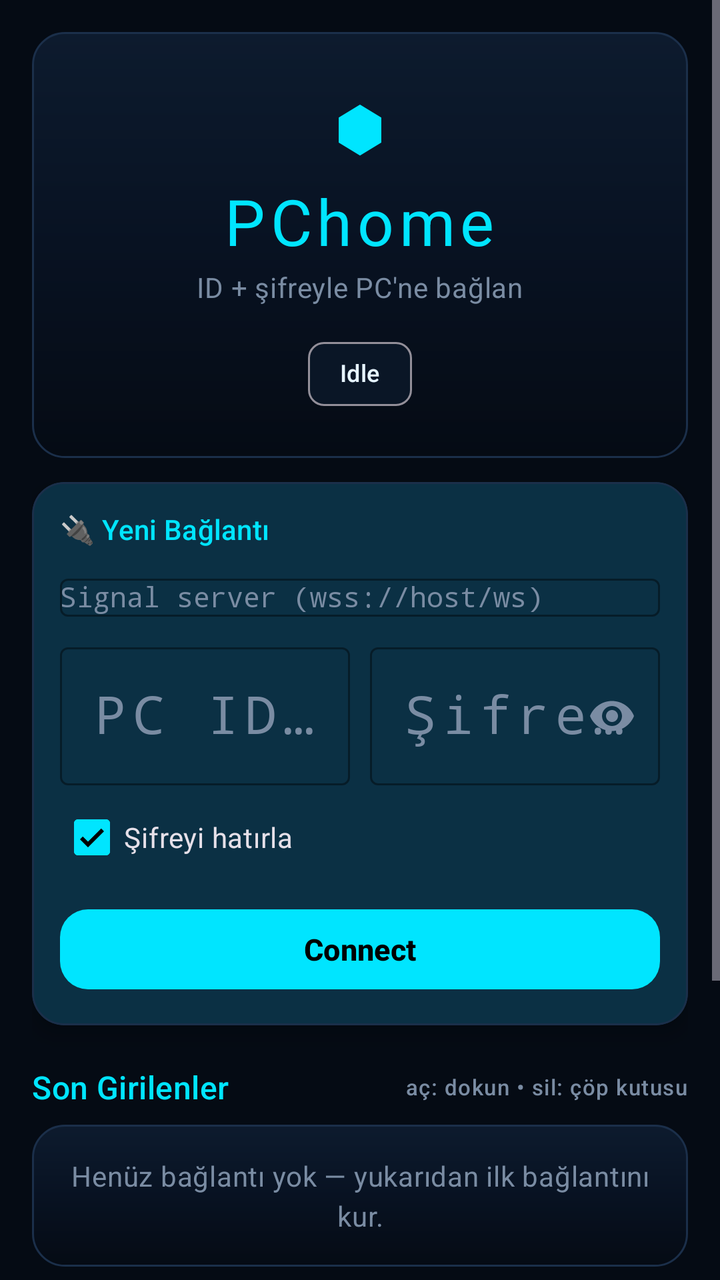
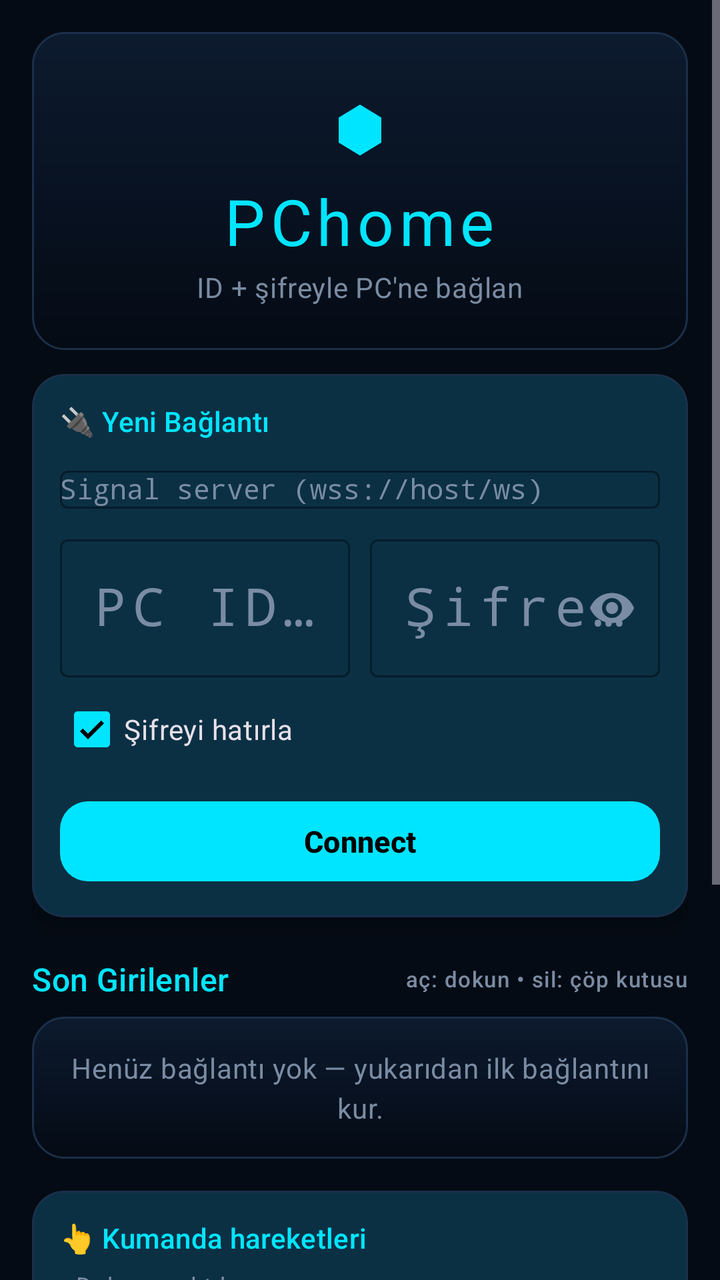

The first picture is an Android layout as it rendered before a commit; the second is the same layout after the commit. The layout source and the unified diff follow.
<!-- AndroidManifest.xml: activity theme Theme.PChome -->
<!-- res/layout/activity_pin.xml -->
<?xml version="1.0" encoding="utf-8"?>
<ScrollView xmlns:android="http://schemas.android.com/apk/res/android"
    xmlns:app="http://schemas.android.com/apk/res-auto"
    android:layout_width="match_parent"
    android:layout_height="match_parent"
    android:fillViewport="true"
    android:background="@color/pchome_background">

    <LinearLayout
        android:layout_width="match_parent"
        android:layout_height="wrap_content"
        android:orientation="vertical"
        android:gravity="center_horizontal"
        android:padding="16dp">

        
        <LinearLayout
            android:layout_width="match_parent"
            android:layout_height="wrap_content"
            android:orientation="vertical"
            android:gravity="center_horizontal"
            android:background="@drawable/bg_neon_header"
            android:padding="18dp">

            <com.google.android.material.textview.MaterialTextView
                android:layout_width="wrap_content"
                android:layout_height="wrap_content"
                android:text="⬢"
                android:textSize="40sp"
                android:textColor="@color/pchome_cyan" />

            <com.google.android.material.textview.MaterialTextView
                android:layout_width="wrap_content"
                android:layout_height="wrap_content"
                android:text="@string/app_name"
                android:textAppearance="?attr/textAppearanceHeadlineLarge"
                android:textColor="@color/pchome_cyan"
                android:letterSpacing="0.08" />

            <com.google.android.material.textview.MaterialTextView
                android:layout_width="wrap_content"
                android:layout_height="wrap_content"
                android:text="@string/connect_subtitle"
                android:textAppearance="?attr/textAppearanceBodyMedium"
                android:textColor="@color/pchome_muted"
                android:layout_marginTop="2dp" />

            <com.google.android.material.chip.Chip
                android:id="@+id/status"
                android:layout_width="wrap_content"
                android:layout_height="wrap_content"
                android:layout_marginTop="10dp"
                android:text="@string/idle"
                android:checkable="false"
                android:textSize="12sp"
                app:chipBackgroundColor="@color/pchome_panel"
                android:textColor="@color/pchome_text" />
        </LinearLayout>

        
        <com.google.android.material.card.MaterialCardView
            android:layout_width="match_parent"
            android:layout_height="wrap_content"
            android:layout_marginTop="12dp"
            style="@style/Widget.PChome.ConnectCard">

            <LinearLayout
                android:layout_width="match_parent"
                android:layout_height="wrap_content"
                android:orientation="vertical"
                android:padding="14dp">

                <com.google.android.material.textview.MaterialTextView
                    android:layout_width="wrap_content"
                    android:layout_height="wrap_content"
                    android:text="@string/connect_card_title"
                    android:textAppearance="?attr/textAppearanceTitleSmall"
                    android:textColor="@color/pchome_cyan"
                    android:layout_marginBottom="10dp" />

                <com.google.android.material.textfield.TextInputLayout
                    android:layout_width="match_parent"
                    android:layout_height="wrap_content"
                    android:hint="@string/signal_server_hint"
                    app:boxStrokeColor="@color/pchome_cyan"
                    app:boxStrokeWidth="1dp"
                    app:boxStrokeWidthFocused="2dp"
                    app:hintTextColor="@color/pchome_muted"
                    style="@style/Widget.Material3.TextInputLayout.OutlinedBox">

                    <AutoCompleteTextView
                        android:id="@+id/server"
                        android:layout_width="match_parent"
                        android:layout_height="wrap_content"
                        android:inputType="textUri"
                        android:imeOptions="actionNext"
                        android:textSize="14sp"
                        android:textColor="@color/pchome_text"
                        android:fontFamily="monospace" />
                </com.google.android.material.textfield.TextInputLayout>

                <LinearLayout
                    android:layout_width="match_parent"
                    android:layout_height="wrap_content"
                    android:orientation="horizontal"
                    android:layout_marginTop="10dp">

                    <com.google.android.material.textfield.TextInputLayout
                        android:layout_width="0dp"
                        android:layout_height="wrap_content"
                        android:layout_weight="1"
                        android:layout_marginEnd="5dp"
                        android:hint="@string/pc_id_hint"
                        app:boxStrokeColor="@color/pchome_cyan"
                        app:boxStrokeWidth="1dp"
                        app:boxStrokeWidthFocused="2dp"
                        app:hintTextColor="@color/pchome_muted"
                        style="@style/Widget.Material3.TextInputLayout.OutlinedBox">

                        <com.google.android.material.textfield.TextInputEditText
                            android:id="@+id/pc_id_input"
                            android:layout_width="match_parent"
                            android:layout_height="wrap_content"
                            android:inputType="number"
                            android:imeOptions="actionNext"
                            android:maxLength="6"
                            android:gravity="center"
                            android:textSize="26sp"
                            android:textColor="@color/pchome_text"
                            android:fontFamily="monospace"
                            android:letterSpacing="0.12" />
                    </com.google.android.material.textfield.TextInputLayout>

                    <com.google.android.material.textfield.TextInputLayout
                        android:layout_width="0dp"
                        android:layout_height="wrap_content"
                        android:layout_weight="1"
                        android:layout_marginStart="5dp"
                        android:hint="@string/password_hint"
                        app:endIconMode="password_toggle"
                        app:boxStrokeColor="@color/pchome_cyan"
                        app:boxStrokeWidth="1dp"
                        app:boxStrokeWidthFocused="2dp"
                        app:hintTextColor="@color/pchome_muted"
                        style="@style/Widget.Material3.TextInputLayout.OutlinedBox">

                        <com.google.android.material.textfield.TextInputEditText
                            android:id="@+id/password_input"
                            android:layout_width="match_parent"
                            android:layout_height="wrap_content"
                            android:inputType="numberPassword"
                            android:imeOptions="actionDone"
                            android:maxLength="6"
                            android:gravity="center"
                            android:textSize="26sp"
                            android:textColor="@color/pchome_text"
                            android:fontFamily="monospace"
                            android:letterSpacing="0.12" />
                    </com.google.android.material.textfield.TextInputLayout>
                </LinearLayout>

                <com.google.android.material.checkbox.MaterialCheckBox
                    android:id="@+id/remember_check"
                    android:layout_width="wrap_content"
                    android:layout_height="wrap_content"
                    android:layout_gravity="start"
                    android:text="@string/remember_password"
                    android:checked="true"
                    android:layout_marginTop="2dp" />

                <com.google.android.material.button.MaterialButton
                    android:id="@+id/connect_button"
                    android:layout_width="match_parent"
                    android:layout_height="wrap_content"
                    android:text="@string/connect"
                    android:layout_marginTop="8dp"
                    style="@style/Widget.PChome.Button" />
            </LinearLayout>
        </com.google.android.material.card.MaterialCardView>

        
        <com.google.android.material.card.MaterialCardView
            android:id="@+id/update_card"
            android:layout_width="match_parent"
            android:layout_height="wrap_content"
            android:layout_marginTop="12dp"
            android:visibility="gone"
            app:cardCornerRadius="12dp"
            app:strokeWidth="1dp"
            app:strokeColor="@color/pchome_cyan">

            <LinearLayout
                android:layout_width="match_parent"
                android:layout_height="wrap_content"
                android:orientation="horizontal"
                android:gravity="center_vertical"
                android:padding="12dp">

                <com.google.android.material.textview.MaterialTextView
                    android:id="@+id/update_banner"
                    android:layout_width="0dp"
                    android:layout_height="wrap_content"
                    android:layout_weight="1"
                    android:textAppearance="?attr/textAppearanceBodyMedium"
                    android:textColor="@color/pchome_text" />

                <com.google.android.material.button.MaterialButton
                    android:id="@+id/update_button"
                    android:layout_width="wrap_content"
                    android:layout_height="wrap_content"
                    android:text="@string/update_now" />
            </LinearLayout>
        </com.google.android.material.card.MaterialCardView>

        
        <LinearLayout
            android:layout_width="match_parent"
            android:layout_height="wrap_content"
            android:orientation="horizontal"
            android:gravity="center_vertical"
            android:layout_marginTop="20dp"
            android:layout_marginBottom="8dp">

            <com.google.android.material.textview.MaterialTextView
                android:layout_width="0dp"
                android:layout_height="wrap_content"
                android:layout_weight="1"
                android:text="@string/recent_title"
                android:textAppearance="?attr/textAppearanceTitleMedium"
                android:textColor="@color/pchome_cyan" />

            <com.google.android.material.textview.MaterialTextView
                android:layout_width="wrap_content"
                android:layout_height="wrap_content"
                android:text="@string/recent_hint"
                android:textAppearance="?attr/textAppearanceLabelSmall"
                android:textColor="@color/pchome_muted" />
        </LinearLayout>

        <com.google.android.material.textview.MaterialTextView
            android:id="@+id/recent_empty"
            android:layout_width="match_parent"
            android:layout_height="wrap_content"
            android:text="@string/recent_empty"
            android:textAppearance="?attr/textAppearanceBodyMedium"
            android:textColor="@color/pchome_muted"
            android:gravity="center"
            android:padding="16dp"
            android:background="@drawable/bg_neon_header" />

        <androidx.recyclerview.widget.RecyclerView
            android:id="@+id/recent_grid"
            android:layout_width="match_parent"
            android:layout_height="wrap_content"
            android:nestedScrollingEnabled="false"
            android:clipToPadding="false" />

        
        <com.google.android.material.card.MaterialCardView
            android:layout_width="match_parent"
            android:layout_height="wrap_content"
            android:layout_marginTop="16dp"
            style="@style/Widget.PChome.ConnectCard">

            <LinearLayout
                android:layout_width="match_parent"
                android:layout_height="wrap_content"
                android:orientation="vertical"
                android:padding="14dp">

                <com.google.android.material.textview.MaterialTextView
                    android:layout_width="wrap_content"
                    android:layout_height="wrap_content"
                    android:text="@string/gesture_hint_title"
                    android:textAppearance="?attr/textAppearanceTitleSmall"
                    android:textColor="@color/pchome_cyan"
                    android:layout_marginBottom="6dp" />

                <com.google.android.material.textview.MaterialTextView
                    android:layout_width="wrap_content"
                    android:layout_height="wrap_content"
                    android:text="@string/gesture_hint_body"
                    android:textAppearance="?attr/textAppearanceBodySmall"
                    android:textColor="@color/pchome_muted"
                    android:lineSpacingExtra="3dp" />
            </LinearLayout>
        </com.google.android.material.card.MaterialCardView>

        <com.google.android.material.textview.MaterialTextView
            android:id="@+id/version_footer"
            android:layout_width="wrap_content"
            android:layout_height="wrap_content"
            android:textAppearance="?attr/textAppearanceLabelSmall"
            android:textColor="@color/pchome_muted"
            android:layout_marginTop="14dp"
            android:layout_marginBottom="8dp" />

    </LinearLayout>
</ScrollView>
<!-- resources referenced by this layout -->
<resources>
  <color name="pchome_background">#FF050B14</color>
  <color name="pchome_cyan">#FF00E5FF</color>
  <color name="pchome_muted">#FF7A8CA3</color>
  <color name="pchome_panel">#FF0A1626</color>
  <color name="pchome_text">#FFE6F4FF</color>
  <!-- drawable bg_neon_header (drawable) -->
  <?xml version="1.0" encoding="utf-8"?>
  <shape xmlns:android="http://schemas.android.com/apk/res/android"
      android:shape="rectangle">
      <gradient
          android:angle="270"
          android:startColor="#FF0D1B2E"
          android:centerColor="#FF081222"
          android:endColor="#FF050B14" />
      <corners android:radius="16dp" />
      <stroke
          android:width="1dp"
          android:color="@color/pchome_border" />
  </shape>
  <string name="app_name">PChome</string>
  <string name="connect">Connect</string>
  <string name="connect_card_title">🔌 Yeni Bağlantı</string>
  <string name="connect_subtitle">ID + şifreyle PC\'ne bağlan</string>
  <string name="gesture_hint_body">• Dokun: sol tık\n• Uzun bas: sağ tık\n• Çift dokun: çift tık\n• İki parmak: kaydır\n• TOUCHPAD kipi: telefon touchpad gibi çalışır</string>
  <string name="gesture_hint_title">👆 Kumanda hareketleri</string>
  <string name="idle">Idle</string>
  <string name="password_hint">Şifre (6 hane)</string>
  <string name="pc_id_hint">PC ID (6 hane)</string>
  <string name="recent_empty">Henüz bağlantı yok — yukarıdan ilk bağlantını kur.</string>
  <string name="recent_hint">aç: dokun • sil: çöp kutusu</string>
  <string name="recent_title">Son Girilenler</string>
  <string name="remember_password">Şifreyi hatırla</string>
  <string name="signal_server_hint">Signal server (wss://host/ws)</string>
  <string name="update_now">Güncelle</string>
  <style name="Widget.PChome.Button" parent="Widget.Material3.Button">
          <item name="backgroundTint">@color/pchome_cyan</item>
          <item name="android:textColor">@color/black</item>
          <item name="android:textStyle">bold</item>
          <item name="android:textSize">15sp</item>
          <item name="cornerRadius">14dp</item>
      </style>
  <style name="Widget.PChome.ConnectCard" parent="Widget.Material3.CardView.Elevated">
          <item name="cardBackgroundColor">@color/pchome_surface</item>
          <item name="cardCornerRadius">16dp</item>
          <item name="cardElevation">6dp</item>
          <item name="strokeColor">@color/pchome_border</item>
          <item name="strokeWidth">1dp</item>
      </style>
  <style name="Theme.PChome" parent="Theme.Material3.Dark">
          <item name="colorPrimary">@color/pchome_cyan</item>
          <item name="colorPrimaryVariant">@color/pchome_cyan</item>
          <item name="colorOnPrimary">@color/black</item>
          <item name="colorSecondary">@color/pchome_blue</item>
          <item name="colorSecondaryVariant">@color/pchome_blue</item>
          <item name="colorOnSecondary">@color/white</item>
          <item name="android:colorBackground">@color/pchome_background</item>
          <item name="colorSurface">@color/pchome_surface</item>
          <item name="colorSurfaceVariant">@color/pchome_panel</item>
          <item name="colorOnSurface">@color/pchome_text</item>
          <item name="colorOnSurfaceVariant">@color/pchome_muted</item>
          <item name="colorError">@color/pchome_danger</item>
          <item name="android:statusBarColor">@android:color/transparent</item>
          <item name="android:navigationBarColor">@android:color/transparent</item>
          <item name="android:windowLightStatusBar">false</item>
          <item name="textInputStyle">@style/Widget.Material3.TextInputLayout.OutlinedBox</item>
      </style>
  <color name="pchome_border">#FF1B2F4A</color>
  <color name="black">#FF000000</color>
  <color name="pchome_surface">#FF0D1B2E</color>
  <color name="pchome_blue">#FF0A84FF</color>
  <color name="white">#FFFFFFFF</color>
  <color name="pchome_danger">#FFFF2A55</color>
</resources>

<!-- the commit's change to res/layout/activity_pin.xml (unified diff, before → after) -->
@@ -43,18 +43,8 @@
                 android:text="@string/connect_subtitle"
                 android:textAppearance="?attr/textAppearanceBodyMedium"
                 android:textColor="@color/pchome_muted"
-                android:layout_marginTop="2dp" />
-
-            <com.google.android.material.chip.Chip
-                android:id="@+id/status"
-                android:layout_width="wrap_content"
-                android:layout_height="wrap_content"
-                android:layout_marginTop="10dp"
-                android:text="@string/idle"
-                android:checkable="false"
-                android:textSize="12sp"
-                app:chipBackgroundColor="@color/pchome_panel"
-                android:textColor="@color/pchome_text" />
+                android:layout_marginTop="2dp"
+                android:layout_marginBottom="4dp" />
         </LinearLayout>
 
         
@@ -179,40 +169,6 @@
         </com.google.android.material.card.MaterialCardView>
 
         
-        <com.google.android.material.card.MaterialCardView
-            android:id="@+id/update_card"
-            android:layout_width="match_parent"
-            android:layout_height="wrap_content"
-            android:layout_marginTop="12dp"
-            android:visibility="gone"
-            app:cardCornerRadius="12dp"
-            app:strokeWidth="1dp"
-            app:strokeColor="@color/pchome_cyan">
-
-            <LinearLayout
-                android:layout_width="match_parent"
-                android:layout_height="wrap_content"
-                android:orientation="horizontal"
-                android:gravity="center_vertical"
-                android:padding="12dp">
-
-                <com.google.android.material.textview.MaterialTextView
-                    android:id="@+id/update_banner"
-                    android:layout_width="0dp"
-                    android:layout_height="wrap_content"
-                    android:layout_weight="1"
-                    android:textAppearance="?attr/textAppearanceBodyMedium"
-                    android:textColor="@color/pchome_text" />
-
-                <com.google.android.material.button.MaterialButton
-                    android:id="@+id/update_button"
-                    android:layout_width="wrap_content"
-                    android:layout_height="wrap_content"
-                    android:text="@string/update_now" />
-            </LinearLayout>
-        </com.google.android.material.card.MaterialCardView>
-
-        
         <LinearLayout
             android:layout_width="match_parent"
             android:layout_height="wrap_content"
@@ -286,6 +242,45 @@
             </LinearLayout>
         </com.google.android.material.card.MaterialCardView>
 
+        
+        <com.google.android.material.card.MaterialCardView
+            android:id="@+id/update_section"
+            android:layout_width="match_parent"
+            android:layout_height="wrap_content"
+            android:layout_marginTop="16dp"
+            style="@style/Widget.PChome.ConnectCard">
+
+            <LinearLayout
+                android:layout_width="match_parent"
+                android:layout_height="wrap_content"
+                android:orientation="vertical"
+                android:padding="14dp">
+
+                <com.google.android.material.textview.MaterialTextView
+                    android:layout_width="wrap_content"
+                    android:layout_height="wrap_content"
+                    android:text="@string/update_section_title"
+                    android:textAppearance="?attr/textAppearanceTitleSmall"
+                    android:textColor="@color/pchome_cyan"
+                    android:layout_marginBottom="6dp" />
+
+                <com.google.android.material.textview.MaterialTextView
+                    android:id="@+id/update_state_text"
+                    android:layout_width="wrap_content"
+                    android:layout_height="wrap_content"
+                    android:textAppearance="?attr/textAppearanceBodyMedium"
+                    android:textColor="@color/pchome_muted" />
+
+                <com.google.android.material.button.MaterialButton
+                    android:id="@+id/update_open_button"
+                    android:layout_width="match_parent"
+                    android:layout_height="wrap_content"
+                    android:text="@string/update_open"
+                    android:layout_marginTop="8dp"
+                    style="@style/Widget.PChome.Button" />
+            </LinearLayout>
+        </com.google.android.material.card.MaterialCardView>
+
         <com.google.android.material.textview.MaterialTextView
             android:id="@+id/version_footer"
             android:layout_width="wrap_content"
<!-- resource entries referenced after the edit -->
@@ -25,7 +25,6 @@
   <string name="connect_subtitle">ID + şifreyle PC\'ne bağlan</string>
   <string name="gesture_hint_body">• Dokun: sol tık\n• Uzun bas: sağ tık\n• Çift dokun: çift tık\n• İki parmak: kaydır\n• TOUCHPAD kipi: telefon touchpad gibi çalışır</string>
   <string name="gesture_hint_title">👆 Kumanda hareketleri</string>
-  <string name="idle">Idle</string>
   <string name="password_hint">Şifre (6 hane)</string>
   <string name="pc_id_hint">PC ID (6 hane)</string>
   <string name="recent_empty">Henüz bağlantı yok — yukarıdan ilk bağlantını kur.</string>
@@ -33,7 +32,8 @@
   <string name="recent_title">Son Girilenler</string>
   <string name="remember_password">Şifreyi hatırla</string>
   <string name="signal_server_hint">Signal server (wss://host/ws)</string>
-  <string name="update_now">Güncelle</string>
+  <string name="update_open">Güncellemeleri kontrol et</string>
+  <string name="update_section_title">⬆ Güncelleme</string>
   <style name="Widget.PChome.Button" parent="Widget.Material3.Button">
           <item name="backgroundTint">@color/pchome_cyan</item>
           <item name="android:textColor">@color/black</item>
